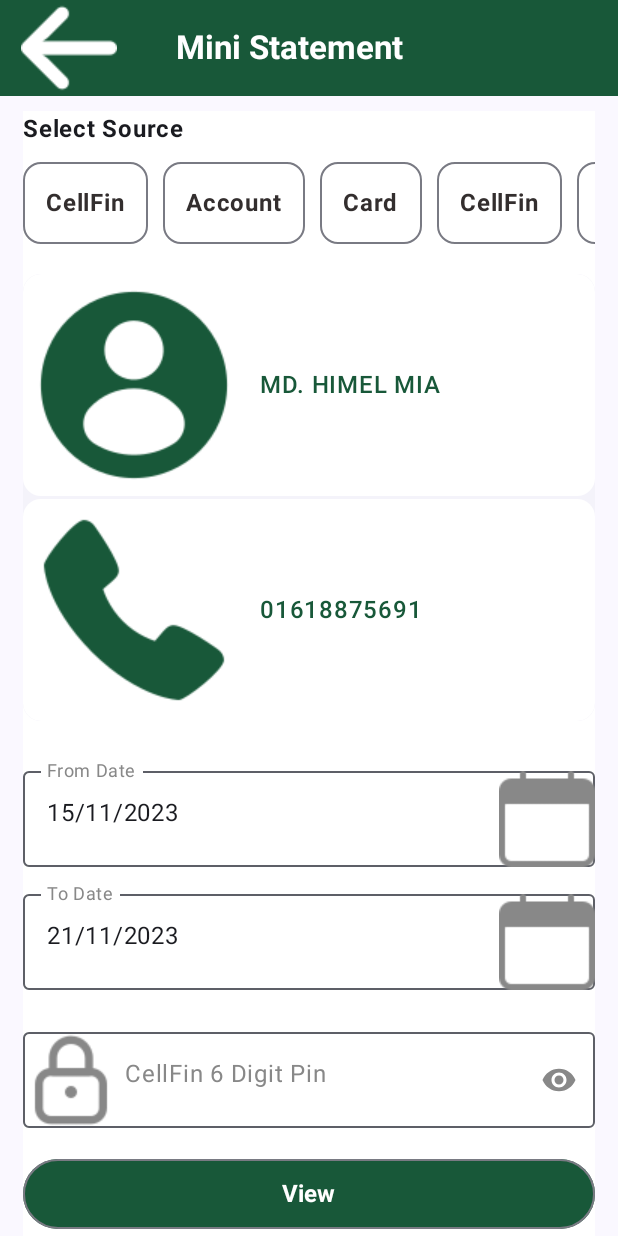
After one commit to rasel-093/CellFin, an Android app built with Jetpack Compose: the StatementActivity screen opened directly, with no data from a screen before it, on a phone screen of 412 x 824 dp. The commit adds this screen. Run offline under Robolectric (Android 15) with nearby library versions, the phone set to English and light mode, and no system bars.

Commit message:
Mini Statement Screen designed

```diff
--- a/app/build.gradle.kts
+++ b/app/build.gradle.kts
@@ -60,11 +60,14 @@ dependencies {
     implementation("androidx.compose.ui:ui-graphics")
     implementation("androidx.compose.ui:ui-tooling-preview")
     implementation("androidx.compose.material3:material3")
+    implementation("androidx.navigation:navigation-runtime-ktx:2.7.5")
+    implementation(platform("androidx.compose:compose-bom:2023.03.00"))
     testImplementation("junit:junit:4.13.2")
     androidTestImplementation("androidx.test.ext:junit:1.1.5")
     androidTestImplementation("androidx.test.espresso:espresso-core:3.5.1")
     androidTestImplementation(platform("androidx.compose:compose-bom:2023.03.00"))
     androidTestImplementation("androidx.compose.ui:ui-test-junit4")
+    androidTestImplementation(platform("androidx.compose:compose-bom:2023.03.00"))
     debugImplementation("androidx.compose.ui:ui-tooling")
     debugImplementation("androidx.compose.ui:ui-test-manifest")
 
@@ -81,4 +84,7 @@ dependencies {
 
     //Livedata
     implementation ("androidx.compose.runtime:runtime-livedata:1.6.0-alpha08")
+
+    //Compose navigation
+    implementation("androidx.navigation:navigation-compose:2.7.5")
 }
--- a/app/src/main/AndroidManifest.xml
+++ b/app/src/main/AndroidManifest.xml
@@ -13,6 +13,11 @@
         android:theme="@style/Theme.CellFin"
         tools:targetApi="31">
         <activity
+            android:name=".StatementActivity"
+            android:exported="false"
+            android:label="@string/title_activity_statement"
+            android:theme="@style/Theme.CellFin" />
+        <activity
             android:name=".MainActivity"
             android:exported="true"
             android:label="@string/app_name"
--- a/app/src/main/java/com/example/cellfin/MainActivity.kt
+++ b/app/src/main/java/com/example/cellfin/MainActivity.kt
@@ -1,18 +1,34 @@
 package com.example.cellfin
 
+import android.app.Activity
+import android.content.Intent
 import android.os.Bundle
 import androidx.activity.ComponentActivity
 import androidx.activity.compose.setContent
+import androidx.compose.foundation.Image
+import androidx.compose.foundation.clickable
+import androidx.compose.foundation.layout.Arrangement
+import androidx.compose.foundation.layout.Column
 import androidx.compose.foundation.layout.fillMaxSize
+import androidx.compose.material3.Button
+import androidx.compose.material3.ExperimentalMaterial3Api
+import androidx.compose.material3.FabPosition
 import androidx.compose.material3.MaterialTheme
+import androidx.compose.material3.Scaffold
 import androidx.compose.material3.Surface
 import androidx.compose.material3.Text
 import androidx.compose.runtime.Composable
+import androidx.compose.ui.Alignment
 import androidx.compose.ui.Modifier
+import androidx.compose.ui.platform.LocalContext
+import androidx.compose.ui.res.painterResource
 import androidx.compose.ui.tooling.preview.Preview
+import androidx.navigation.NavHostController
+import androidx.navigation.compose.rememberNavController
 import com.example.cellfin.ui.theme.CellFinTheme
 
 class MainActivity : ComponentActivity() {
+    @OptIn(ExperimentalMaterial3Api::class)
     override fun onCreate(savedInstanceState: Bundle?) {
         super.onCreate(savedInstanceState)
         setContent {
@@ -22,9 +38,21 @@ class MainActivity : ComponentActivity() {
                     modifier = Modifier.fillMaxSize(),
                     color = MaterialTheme.colorScheme.background
                 ) {
+                    val context = this
+                    Scaffold(
+//                        floatingActionButton = { FloatingActiionBtn(context)}
+                    ) {padding->
 
+                    }
                 }
             }
         }
     }
 }
+
+//Button(onClick = {
+//    val intent = Intent(context,StatementActivity::class.java)
+//    context.startActivity(intent)
+//}) {
+//    Text(text = "Click")
+//}
--- /dev/null
+++ b/app/src/main/java/com/example/cellfin/StatementActivity.kt
@@ -0,0 +1,74 @@
+package com.example.cellfin
+
+import android.os.Bundle
+import androidx.activity.ComponentActivity
+import androidx.activity.compose.setContent
+import androidx.compose.foundation.layout.fillMaxSize
+import androidx.compose.foundation.layout.padding
+import androidx.compose.material3.ExperimentalMaterial3Api
+import androidx.compose.material3.Icon
+import androidx.compose.material3.MaterialTheme
+import androidx.compose.material3.Scaffold
+import androidx.compose.material3.Surface
+import androidx.compose.material3.Text
+import androidx.compose.material3.TopAppBar
+import androidx.compose.material3.TopAppBarDefaults
+import androidx.compose.runtime.Composable
+import androidx.compose.ui.Modifier
+import androidx.compose.ui.graphics.Color
+import androidx.compose.ui.res.painterResource
+import androidx.compose.ui.text.font.FontWeight
+import androidx.compose.ui.tooling.preview.Preview
+import androidx.compose.ui.unit.dp
+import com.example.cellfin.screens.MiniStatementScreen
+import com.example.cellfin.ui.theme.CellFinTheme
+import com.example.cellfin.ui.theme.fontWhite
+import com.example.cellfin.ui.theme.primaryColor
+
+class StatementActivity : ComponentActivity() {
+    @OptIn(ExperimentalMaterial3Api::class)
+    override fun onCreate(savedInstanceState: Bundle?) {
+        super.onCreate(savedInstanceState)
+        setContent {
+            CellFinTheme {
+                // A surface container using the 'background' color from the theme
+                Surface(
+                    modifier = Modifier.fillMaxSize(),
+                    color = Color(0xFFFFFFFF)//MaterialTheme.colorScheme.background
+                ) {
+                    Scaffold(
+                        topBar = {TopBar()}
+                    ) {paddingValues ->
+                        MiniStatementScreen(paddingValues = paddingValues)
+                    }
+                }
+            }
+        }
+    }
+}
+
+@OptIn(ExperimentalMaterial3Api::class)
+@Composable
+fun TopBar() {
+    TopAppBar(
+        navigationIcon = {
+                         Icon(
+                             painter = painterResource(id =  R.drawable.back_arrow) ,
+                             contentDescription = null,
+                             tint = Color(0xFFFFFFFF),
+                             modifier = Modifier.padding(start = 10.dp)
+                         )
+        },
+        title = {
+                Text(
+                    text = "Mini Statement",
+                    fontWeight = FontWeight.Bold,
+                    color = fontWhite,
+                    modifier = Modifier.padding(horizontal = 35.dp)
+                )
+        },
+        colors = TopAppBarDefaults.smallTopAppBarColors(
+            containerColor = primaryColor
+        )
+    )
+}
--- /dev/null
+++ b/app/src/main/java/com/example/cellfin/model/TrxDB.kt
@@ -0,0 +1 @@
+package com.example.cellfin.model
--- /dev/null
+++ b/app/src/main/java/com/example/cellfin/model/TrxDao.kt
@@ -0,0 +1 @@
+package com.example.cellfin.model
--- /dev/null
+++ b/app/src/main/java/com/example/cellfin/model/TrxItem.kt
@@ -0,0 +1 @@
+package com.example.cellfin.model
--- /dev/null
+++ b/app/src/main/java/com/example/cellfin/model/TrxRepository.kt
@@ -0,0 +1 @@
+package com.example.cellfin.model
--- /dev/null
+++ b/app/src/main/java/com/example/cellfin/model/TrxViewModel.kt
@@ -0,0 +1 @@
+package com.example.cellfin.model
--- /dev/null
+++ b/app/src/main/java/com/example/cellfin/screens/MiniStatementScreen.kt
@@ -0,0 +1,245 @@
+package com.example.cellfin.screens
+
+import androidx.compose.foundation.background
+import androidx.compose.foundation.horizontalScroll
+import androidx.compose.foundation.layout.Column
+import androidx.compose.foundation.layout.PaddingValues
+import androidx.compose.foundation.layout.Row
+import androidx.compose.foundation.layout.fillMaxSize
+import androidx.compose.foundation.layout.fillMaxWidth
+import androidx.compose.foundation.layout.padding
+import androidx.compose.foundation.rememberScrollState
+import androidx.compose.material3.ButtonDefaults
+import androidx.compose.material3.CardDefaults
+import androidx.compose.material3.ElevatedCard
+import androidx.compose.material3.ExperimentalMaterial3Api
+import androidx.compose.material3.Icon
+import androidx.compose.material3.OutlinedButton
+import androidx.compose.material3.OutlinedCard
+import androidx.compose.material3.OutlinedTextField
+import androidx.compose.material3.Text
+import androidx.compose.runtime.Composable
+import androidx.compose.runtime.mutableStateOf
+import androidx.compose.runtime.saveable.rememberSaveable
+import androidx.compose.ui.Alignment
+import androidx.compose.ui.Modifier
+import androidx.compose.ui.graphics.Color
+import androidx.compose.ui.res.painterResource
+import androidx.compose.ui.text.font.FontWeight
+import androidx.compose.ui.unit.dp
+import androidx.compose.ui.unit.sp
+import com.example.cellfin.R
+import com.example.cellfin.ui.theme.fontBlack
+import com.example.cellfin.ui.theme.primaryColor
+
+@Composable
+fun MiniStatementScreen(paddingValues: PaddingValues) {
+    var fromDate = rememberSaveable{
+        mutableStateOf("15/11/2023")
+    }
+    var toDate = rememberSaveable{
+        mutableStateOf("21/11/2023")
+    }
+    var passWord = rememberSaveable{
+        mutableStateOf("")
+    }
+    Column(
+        modifier= Modifier
+            .fillMaxSize()
+            .padding(paddingValues)
+            .padding(top = 10.dp, start = 15.dp, end = 15.dp)
+            .background(Color(0xFFFFFFFF))
+    ) {
+        Column {
+            Text(
+                text = "Select Source",
+                fontWeight = FontWeight.Bold
+            )
+            Row(
+                modifier = Modifier
+                    .fillMaxWidth()
+                    .padding(top = 10.dp)
+                    .horizontalScroll(rememberScrollState())
+            ){
+                SourceCard(text = "CellFin")
+                SourceCard(text = "Account")
+                SourceCard(text = "Card")
+                SourceCard(text = "CellFin")
+                SourceCard(text = "M")
+
+            }
+        }
+        PersonCard()
+        Column(
+            modifier = Modifier
+                .fillMaxWidth()
+                .padding(top = 15.dp)
+        ) {
+            TextField(text = fromDate.value,"From Date", onValueChange = {fromDate.value = it} )
+            TextField(text = toDate.value,"To Date", onValueChange = {toDate.value = it} )
+            PasswordField(pass = passWord.value, onValueChange ={passWord.value = it} )
+        }
+
+        ViewBtn()
+
+    }
+}
+
+@Composable
+fun SourceCard(text: String) {
+    OutlinedCard(
+        colors = CardDefaults.cardColors(
+            containerColor = Color(0xFFFFFFFF)
+        ),
+        modifier = Modifier
+            .padding(end = 10.dp)
+            //.border(BorderStroke(1.dp, Color.Gray))
+    ) {
+        Text(
+            text = text,
+            color = fontBlack,
+            fontWeight = FontWeight.Bold,
+            modifier = Modifier.padding(15.dp)
+            )
+    }
+}
+
+
+@Composable
+fun PersonCard() {
+    ElevatedCard(
+        modifier = Modifier
+            .fillMaxWidth()
+            .padding(top = 20.dp)
+           // .border(BorderStroke(0.5.dp,Color.Gray))
+
+    ) {
+        ElevatedCard(
+            modifier = Modifier.fillMaxWidth(),
+            colors = CardDefaults.cardColors(
+                containerColor = Color(0xFFFFFFFF)
+            )
+        ) {
+            Row(
+                modifier = Modifier.fillMaxWidth(),
+                verticalAlignment = Alignment.CenterVertically
+            ) {
+                Icon(
+                    painter =  painterResource(id = R.drawable.contact_icon),
+                    contentDescription = null,
+                    tint = primaryColor,
+                    modifier = Modifier.padding(10.dp)
+                )
+                Text(
+                    text = "MD. HIMEL MIA",
+                    color = primaryColor,
+                    fontWeight = FontWeight.SemiBold,
+                    modifier = Modifier.padding(10.dp)
+                )
+            }
+        }
+        ElevatedCard(
+            modifier = Modifier
+                .fillMaxWidth()
+                .padding(top = 2.dp),
+            colors = CardDefaults.cardColors(
+                containerColor = Color(0xFFFFFFFF)
+            )
+        ) {
+            Row(
+                modifier = Modifier.fillMaxWidth(),
+                verticalAlignment = Alignment.CenterVertically
+            ) {
+                Icon(
+                    painter =  painterResource(id = R.drawable.phone_icon),
+                    contentDescription = null,
+                    tint = primaryColor,
+                    modifier = Modifier.padding(10.dp)
+                )
+                Text(
+                    text = "01618875691",
+                    fontWeight = FontWeight.SemiBold,
+                    color = primaryColor,
+                    modifier = Modifier.padding(10.dp)
+                )
+            }
+        }
+    }
+
+}
+
+@OptIn(ExperimentalMaterial3Api::class)
+@Composable
+fun TextField(text: String, label:String, onValueChange: (String)->Unit) {
+        OutlinedTextField(
+            value = text,
+            onValueChange = {onValueChange},
+            label = {
+                Text(
+                    text = label,
+                    color = Color.Gray
+            )},
+            trailingIcon = {
+                Icon(
+                    painter = painterResource(id = R.drawable.calendar_icon),
+                    contentDescription = null,
+                    tint = Color.Gray
+                )
+            },
+            modifier = Modifier
+                .fillMaxWidth()
+                .padding(top = 10.dp)
+        )
+}
+
+@OptIn(ExperimentalMaterial3Api::class)
+@Composable
+fun PasswordField(pass: String,onValueChange: (String) -> Unit) {
+    OutlinedTextField(
+        leadingIcon = {
+                      Icon(
+                          painter = painterResource(id = R.drawable.lock_icon),
+                          contentDescription = null,
+                          tint = Color.Gray
+                      )
+        },
+        value = pass,
+        onValueChange = {onValueChange},
+        trailingIcon = {
+            Icon(
+                painter = painterResource(id = R.drawable.eye_icon),
+                contentDescription = null ,
+                tint = Color.Gray
+                )
+        },
+        label = {
+            Text(
+                text = "CellFin 6 Digit Pin",
+                color = Color.Gray)
+                },
+        modifier = Modifier
+            .fillMaxWidth()
+            .padding(top = 20.dp)
+    )
+}
+
+@Composable
+fun ViewBtn() {
+    OutlinedButton(
+        onClick = { /*TODO*/ },
+        colors = ButtonDefaults.buttonColors(
+            containerColor = primaryColor,
+            contentColor = Color(0xFFFFFFFF)
+        ),
+        modifier = Modifier
+            .fillMaxWidth()
+            .padding(top = 20.dp)
+    ) {
+        Text(
+            text = "View",
+            fontWeight = FontWeight.Bold,
+            fontSize = 16.sp,
+            modifier = Modifier.padding(5.dp)
+        )
+    }
+}
--- a/app/src/main/java/com/example/cellfin/ui/theme/Color.kt
+++ b/app/src/main/java/com/example/cellfin/ui/theme/Color.kt
@@ -9,3 +9,7 @@ val Pink80 = Color(0xFFEFB8C8)
 val Purple40 = Color(0xFF6650a4)
 val PurpleGrey40 = Color(0xFF625b71)
 val Pink40 = Color(0xFF7D5260)
+
+val primaryColor = Color(0xFF185839)
+val fontWhite = Color(0xFFFFFFFF)
+val fontBlack = Color(0xFF332E2E)
--- /dev/null
+++ b/app/src/main/res/drawable/eye_icon.xml
@@ -0,0 +1,5 @@
+<vector android:height="24dp" android:tint="#000000"
+    android:viewportHeight="24" android:viewportWidth="24"
+    android:width="24dp" xmlns:android="http://schemas.android.com/apk/res/android">
+    <path android:fillColor="@android:color/white" android:pathData="M12,4.5C7,4.5 2.73,7.61 1,12c1.73,4.39 6,7.5 11,7.5s9.27,-3.11 11,-7.5c-1.73,-4.39 -6,-7.5 -11,-7.5zM12,17c-2.76,0 -5,-2.24 -5,-5s2.24,-5 5,-5 5,2.24 5,5 -2.24,5 -5,5zM12,9c-1.66,0 -3,1.34 -3,3s1.34,3 3,3 3,-1.34 3,-3 -1.34,-3 -3,-3z"/>
+</vector>
--- a/app/src/main/res/values/colors.xml
+++ b/app/src/main/res/values/colors.xml
@@ -4,7 +4,8 @@
     <color name="purple_500">#FF6200EE</color>
     <color name="purple_700">#FF3700B3</color>
     <color name="teal_200">#FF03DAC5</color>
-    <color name="teal_700">#FF018786</color>
+    <color name="teal1_700">#FF018786</color>
+    <color name="teal_700">#FF185839</color>
     <color name="black">#FF000000</color>
     <color name="white">#FFFFFFFF</color>
 </resources>
--- a/app/src/main/res/values/strings.xml
+++ b/app/src/main/res/values/strings.xml
@@ -1,3 +1,4 @@
 <resources>
     <string name="app_name">CellFin</string>
+    <string name="title_activity_statement">StatementActivity</string>
 </resources>
```
Also changed, not shown: app/src/main/res/drawable/back_arrow.png (added), app/src/main/res/drawable/calendar_icon.png (added), app/src/main/res/drawable/contact_icon.png (added), app/src/main/res/drawable/lock_icon.png (added), app/src/main/res/drawable/phone_icon.png (added), app/src/main/res/drawable/qrcode.png (added).
